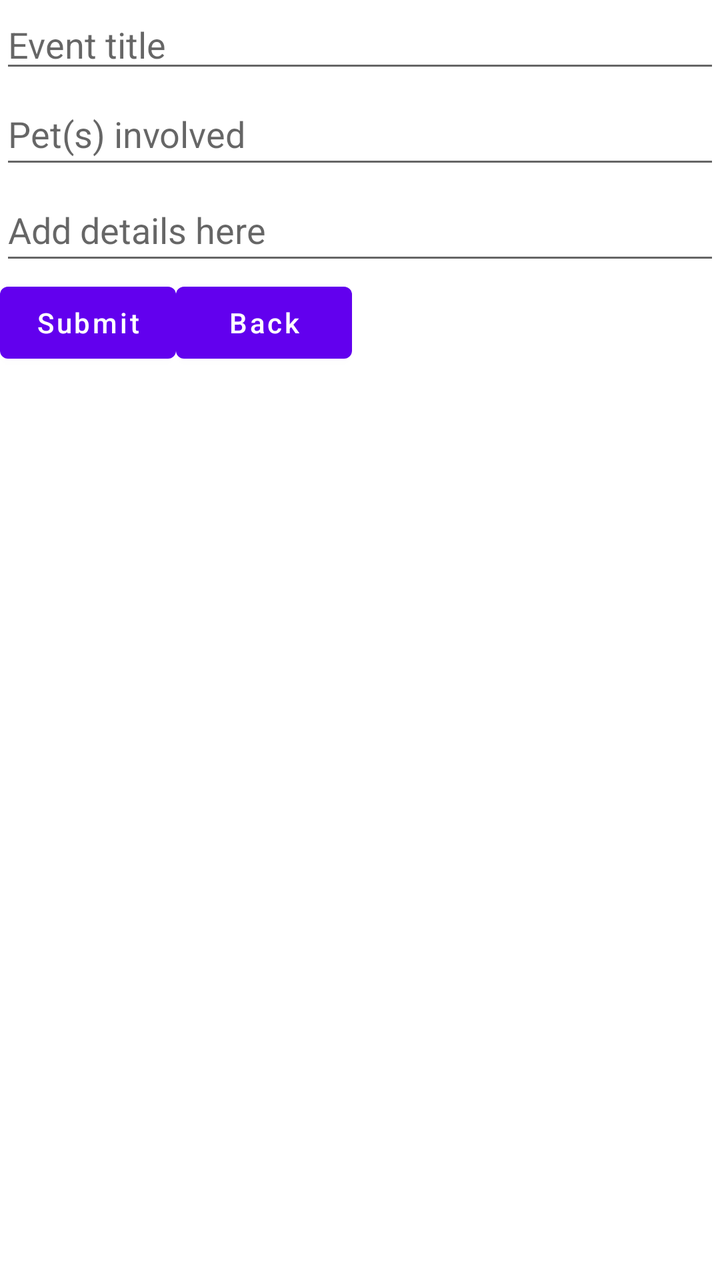
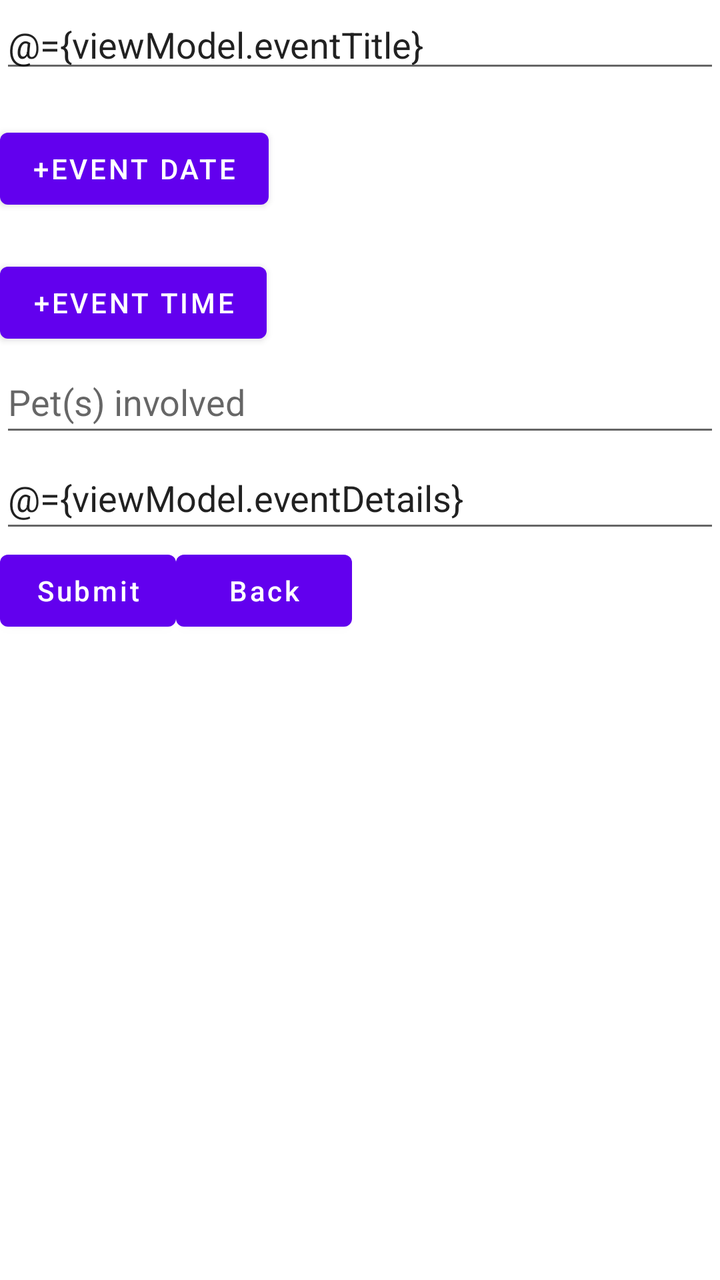

Before-and-after screenshots of an Android layout around one commit, followed by the original layout XML and the change that was made.
<!-- AndroidManifest.xml: application theme Theme.GuineaPigLog -->
<!-- res/layout/fragment_new_event.xml -->
<?xml version="1.0" encoding="utf-8"?>
<ScrollView
    xmlns:android="http://schemas.android.com/apk/res/android"
    xmlns:tools="http://schemas.android.com/tools"
    android:layout_width="match_parent"
    android:layout_height="match_parent"
    tools:context=".NewEventFragment">

    <LinearLayout
        android:layout_width="match_parent"
        android:layout_height="match_parent"
        android:orientation="vertical">

        <EditText
            android:layout_width="match_parent"
            android:layout_height="wrap_content"
            android:hint="Event title"/>

        <AutoCompleteTextView
            android:layout_width="match_parent"
            android:layout_height="wrap_content"
            android:hint="Pet(s) involved"
            android:minHeight="48dp" />

        <EditText
            android:layout_width="match_parent"
            android:layout_height="wrap_content"
            android:hint="Add details here"
            android:minHeight="48dp" />

        <LinearLayout
            android:layout_width="match_parent"
            android:layout_height="wrap_content"
            android:orientation="horizontal">

            <Button
                android:layout_width="wrap_content"
                android:layout_height="wrap_content"
                android:inputType="textPersonName"
                android:text="@string/submit"/>
            <Button
                android:layout_width="wrap_content"
                android:layout_height="wrap_content"
                android:inputType="textPersonName"
                android:text="@string/back"/>
        </LinearLayout>

    </LinearLayout>
</ScrollView>
<!-- resources referenced by this layout -->
<resources>
  <string name="back">Back</string>
  <string name="submit">Submit</string>
  <style name="Theme.GuineaPigLog" parent="Theme.MaterialComponents.DayNight.DarkActionBar">
          
          <item name="colorPrimary">@color/purple_500</item>
          <item name="colorPrimaryVariant">@color/purple_700</item>
          <item name="colorOnPrimary">@color/white</item>
          
          <item name="colorSecondary">@color/teal_200</item>
          <item name="colorSecondaryVariant">@color/teal_700</item>
          <item name="colorOnSecondary">@color/black</item>
          
          <item name="android:statusBarColor" tools:targetApi="l">?attr/colorPrimaryVariant</item>
          
      </style>
  <color name="purple_500">#FF6200EE</color>
  <color name="purple_700">#FF3700B3</color>
  <color name="white">#FFFFFFFF</color>
  <color name="teal_200">#FF03DAC5</color>
  <color name="teal_700">#FF018786</color>
  <color name="black">#FF000000</color>
</resources>

<!-- the commit's change to res/layout/fragment_new_event.xml (unified diff, before → after) -->
@@ -1,49 +1,88 @@
 <?xml version="1.0" encoding="utf-8"?>
-<ScrollView
+<layout
     xmlns:android="http://schemas.android.com/apk/res/android"
+    xmlns:app="http://schemas.android.com/apk/res-auto"
     xmlns:tools="http://schemas.android.com/tools"
-    android:layout_width="match_parent"
-    android:layout_height="match_parent"
     tools:context=".NewEventFragment">
+    <data>
+        <variable
+            name="viewModel"
+            type="com.hfad.guineapiglog.NewEventViewModel" />
+    </data>
 
-    <LinearLayout
+    <ScrollView
         android:layout_width="match_parent"
         android:layout_height="match_parent"
-        android:orientation="vertical">
-
-        <EditText
-            android:layout_width="match_parent"
-            android:layout_height="wrap_content"
-            android:hint="Event title"/>
-
-        <AutoCompleteTextView
-            android:layout_width="match_parent"
-            android:layout_height="wrap_content"
-            android:hint="Pet(s) involved"
-            android:minHeight="48dp" />
-
-        <EditText
-            android:layout_width="match_parent"
-            android:layout_height="wrap_content"
-            android:hint="Add details here"
-            android:minHeight="48dp" />
+        android:fillViewport="true">
 
         <LinearLayout
             android:layout_width="match_parent"
-            android:layout_height="wrap_content"
-            android:orientation="horizontal">
+            android:layout_height="match_parent"
+            android:orientation="vertical">
+
+            <EditText
+                android:id="@+id/eventTitle"
+                android:layout_width="match_parent"
+                android:layout_height="wrap_content"
+                android:hint="Event title"
+                android:text="@={viewModel.eventTitle}"/>
+
+            <TextView
+                android:id="@+id/eventDate"
+                android:layout_width="match_parent"
+                android:layout_height="wrap_content"
+                android:text="@{viewModel.eventDateDisplay}" />
 
             <Button
+                android:id="@+id/inputEventDateButton"
                 android:layout_width="wrap_content"
                 android:layout_height="wrap_content"
-                android:inputType="textPersonName"
-                android:text="@string/submit"/>
+                android:text="@string/input_event_date" />
+
+            <TextView
+                android:id="@+id/eventTime"
+                android:layout_width="match_parent"
+                android:layout_height="wrap_content"
+                android:text="@{viewModel.eventTimeDisplay}" />
+
             <Button
+                android:id="@+id/inputEventTimeButton"
                 android:layout_width="wrap_content"
                 android:layout_height="wrap_content"
-                android:inputType="textPersonName"
-                android:text="@string/back"/>
+                android:text="@string/input_event_time" />
+
+            <AutoCompleteTextView
+                android:layout_width="match_parent"
+                android:layout_height="wrap_content"
+                android:hint="Pet(s) involved"
+                android:minHeight="48dp" />
+
+            <EditText
+                android:layout_width="match_parent"
+                android:layout_height="wrap_content"
+                android:hint="Add details here"
+                android:text="@={viewModel.eventDetails}"
+                android:minHeight="48dp" />
+
+            <LinearLayout
+                android:layout_width="match_parent"
+                android:layout_height="wrap_content"
+                android:orientation="horizontal">
+
+                <Button
+                    android:id="@+id/submitEventButton"
+                    android:layout_width="wrap_content"
+                    android:layout_height="wrap_content"
+                    android:inputType="textPersonName"
+                    android:text="@string/submit"/>
+
+                <Button
+                    android:id="@+id/backButton"
+                    android:layout_width="wrap_content"
+                    android:layout_height="wrap_content"
+                    android:inputType="textPersonName"
+                    android:text="@string/back"/>
+            </LinearLayout>
         </LinearLayout>
-
-    </LinearLayout>
-</ScrollView>
+    </ScrollView>
+</layout>
<!-- resource entries referenced after the edit -->
@@ -1,6 +1,8 @@
 <!-- resources referenced by this layout -->
 <resources>
   <string name="back">Back</string>
+  <string name="input_event_date">+Event Date</string>
+  <string name="input_event_time">+Event Time</string>
   <string name="submit">Submit</string>
   <style name="Theme.GuineaPigLog" parent="Theme.MaterialComponents.DayNight.DarkActionBar">
           
